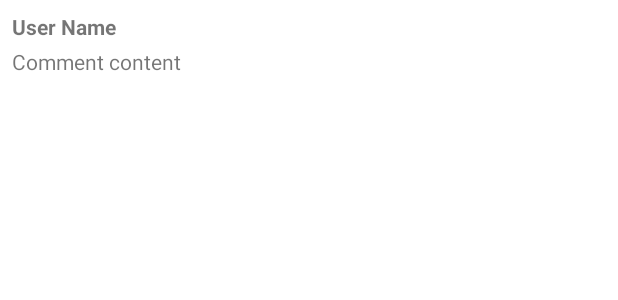
After one commit to iannguyen25/AMP_G01_Reading_App, an Android app: the layout comment_item.xml on its own in the app's theme, with its tools: preview values and no code run, on a phone screen of 412 x 824 dp. The commit adds this screen. Shown: the top 300 px of the screen. Run offline under Robolectric (Android 15) with nearby library versions, the phone set to English and light mode, and no system bars.

Commit message:
bookscreen comments

```diff
--- a/app/src/main/AndroidManifest.xml
+++ b/app/src/main/AndroidManifest.xml
@@ -27,6 +27,8 @@
             android:exported="true"
             android:label="@string/app_name">
         </activity>
+        <activity android:name=".ui.comments.CommentsActivity"></activity>
+
     </application>
 
 </manifest>
--- a/app/src/main/java/com/example/amp_g01_reading_app/connect/ApiClient.java
+++ b/app/src/main/java/com/example/amp_g01_reading_app/connect/ApiClient.java
@@ -5,7 +5,7 @@ import retrofit2.converter.gson.GsonConverterFactory;
 
 public class ApiClient {
     //private static final String BASE_URL = " http://localhost:8001/api/";
-    private static final String BASE_URL = "https://cb11-2402-800-61cf-2b10-30d8-9d10-5fbd-7dad.ngrok-free.app/api/"; // Địa chỉ của web service
+    private static final String BASE_URL = "https://2ac4-2402-800-61cf-18d1-4ccb-4bf9-d790-2b33.ngrok-free.app/api/"; // Địa chỉ của web service
     private static Retrofit retrofit;
 
     public static Retrofit getRetrofitInstance() {
--- /dev/null
+++ b/app/src/main/res/layout/comment_item.xml
@@ -0,0 +1,23 @@
+<?xml version="1.0" encoding="utf-8"?>
+<LinearLayout xmlns:android="http://schemas.android.com/apk/res/android"
+    android:layout_width="match_parent"
+    android:layout_height="wrap_content"
+    android:orientation="vertical"
+    android:padding="8dp">
+
+    <TextView
+        android:id="@+id/comment_user_name"
+        android:layout_width="wrap_content"
+        android:layout_height="wrap_content"
+        android:textStyle="bold"
+        android:text="User Name"
+        android:layout_marginBottom="4dp" />
+
+    <TextView
+        android:id="@+id/comment_content"
+        android:layout_width="match_parent"
+        android:layout_height="wrap_content"
+        android:text="Comment content"
+        android:layout_marginBottom="4dp" />
+
+</LinearLayout>
```
Also changed, not shown: app/src/main/java/com/example/amp_g01_reading_app/connect/ApiService.java (+9 -0 lines), app/src/main/java/com/example/amp_g01_reading_app/ui/bookscreen/BookScreenActivity.java (+7 -5 lines), app/src/main/java/com/example/amp_g01_reading_app/ui/comments/Comment.java (added, +41 -0 lines), app/src/main/java/com/example/amp_g01_reading_app/ui/comments/CommentsActivity.java (added, +82 -0 lines), app/src/main/java/com/example/amp_g01_reading_app/ui/comments/CommentsAdapter.java (added, +52 -0 lines), app/src/main/java/com/example/amp_g01_reading_app/ui/comments/CommentsViewModel.java (added, +68 -0 lines), app/src/main/res/layout/activity_comments.xml (added, +33 -0 lines).
